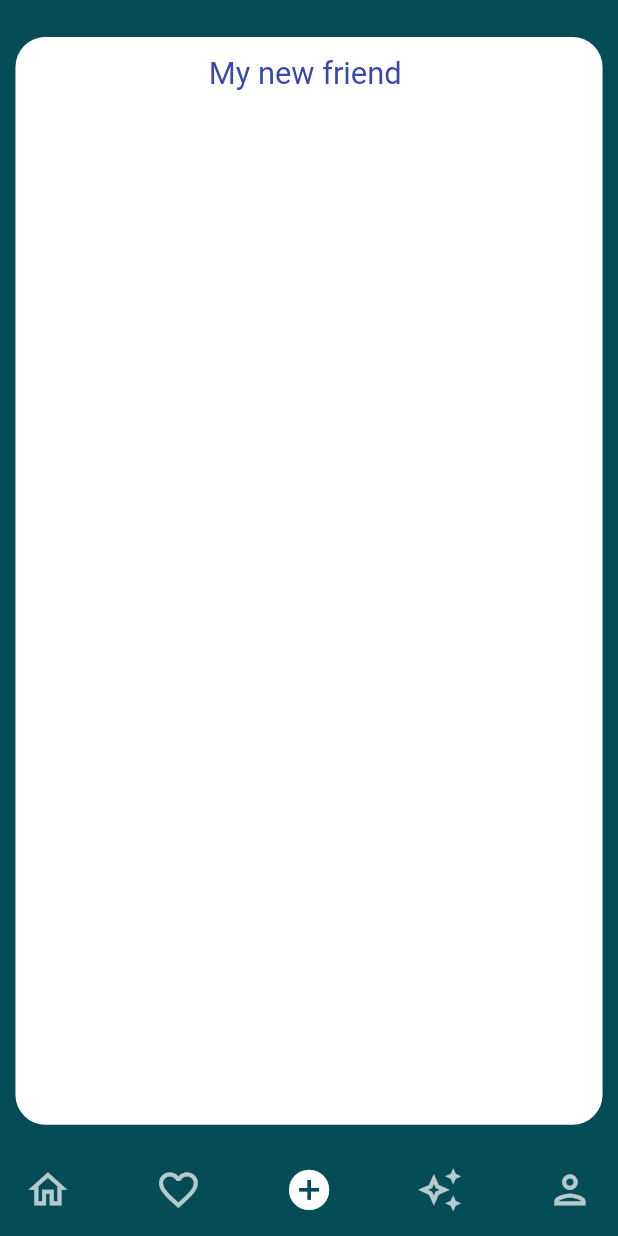
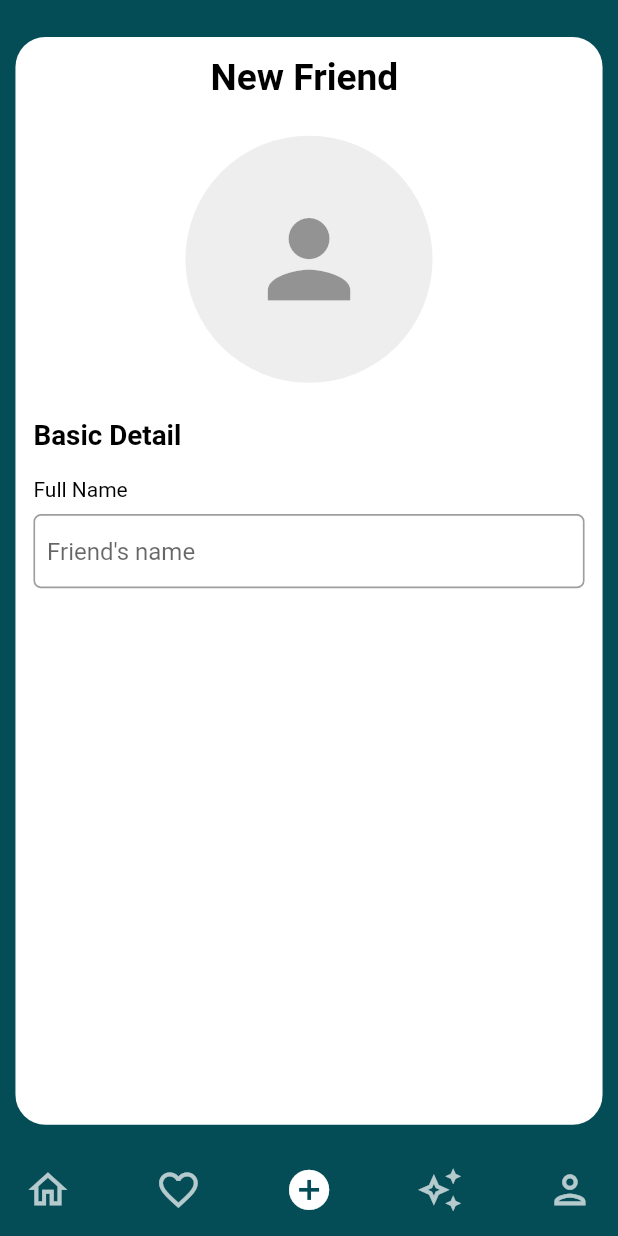
Before and after one commit to Alpha17-2/Friends_App, a Flutter app: the homeScreen screen opened directly, item 3 of the bottom bar chosen, on a phone screen of 412 x 824 dp. Run offline on Flutter 3.47's test engine with Material 2 defaults, Android fonts, the phone set to English and light mode, and no system bars; our stand-ins replace firebase_auth, firebase_core, flutter_spinkit, image_picker, ionicons; accounts and stored records are empty.

Commit message:
implementing UI

```diff
--- a/lib/Screens/addFriendScreen.dart
+++ b/lib/Screens/addFriendScreen.dart
@@ -1,21 +1,165 @@
+import 'dart:io';
 import 'package:firstapp/Helpers/deviceSize.dart';
 import 'package:flutter/material.dart';
-class addFriendScreen extends StatelessWidget {
+import 'package:image_picker/image_picker.dart';
+
+class addFriendScreen extends StatefulWidget {
+  @override
+  State<addFriendScreen> createState() => _addFriendScreenState();
+}
+
+class _addFriendScreenState extends State<addFriendScreen> {
+  TextEditingController about;
+  TextEditingController dob;
+  String dp;
+  TextEditingController edu;
+  TextEditingController gender;
+  TextEditingController interest;
+  bool isUploading;
+  final picker = ImagePicker();
+  TextEditingController profession;
+  TextEditingController title;
+  final _formKey = GlobalKey<FormState>();
+  File _imageFile;
+
+  @override
+  void dispose() {
+    title.dispose();
+    about.dispose();
+    edu.dispose();
+    gender.dispose();
+    profession.dispose();
+    interest.dispose();
+    dob.dispose();
+    super.dispose();
+  }
+
+  @override
+  void initState() {
+    // TODO: implement initState
+    super.initState();
+    title = TextEditingController();
+    about = TextEditingController();
+    dob = TextEditingController();
+    edu = TextEditingController();
+    gender = TextEditingController();
+    profession = TextEditingController();
+    interest = TextEditingController();
+    isUploading = false;
+  }
 
   @override
   Widget build(BuildContext context) {
+    Future pickImage() async {
+      final pickedFile = await picker.pickImage(source: ImageSource.gallery);
+      if (mounted) {
+        setState(() {
+          _imageFile = File(pickedFile.path);
+        });
+      }
+    }
+
+    dpExists() {
+      return CircleAvatar(
+        backgroundImage: FileImage(_imageFile),
+        radius: displayWidth(context) * 0.2,
+      );
+    }
+
+    dpNotExist() {
+      return CircleAvatar(
+        backgroundColor: Colors.grey[200],
+        child: Icon(
+          Icons.person,
+          size: displayWidth(context) * 0.2,
+          color: Colors.black38,
+        ),
+        radius: displayWidth(context) * 0.2,
+      );
+    }
+
     return Padding(
       padding: const EdgeInsets.all(12.0),
-      child: Column(
-        mainAxisAlignment: MainAxisAlignment.start,
-        crossAxisAlignment: CrossAxisAlignment.center,
-        children: [
-          Text("My new friend ",style: TextStyle(
-            color: Colors.indigo[600],
-            fontSize: displayWidth(context)*0.05,
-
-          ),),
-        ],
+      child: Form(
+        key: _formKey,
+        child: Column(
+          mainAxisAlignment: MainAxisAlignment.start,
+          crossAxisAlignment: CrossAxisAlignment.start,
+          children: [
+            Center(
+              child: Text(
+                "New Friend ",
+                style: TextStyle(
+                  color: Colors.black,
+                  fontWeight: FontWeight.bold,
+                  fontSize: displayWidth(context) * 0.06,
+                ),
+              ),
+            ),
+            Opacity(
+                opacity: 0,
+                child: Divider(
+                  height: displayHeight(context) * 0.03,
+                )),
+            Center(
+                child: GestureDetector(
+                    onTap: () => pickImage,
+                    child: (_imageFile != null) ? dpExists() : dpNotExist())),
+            Opacity(
+                opacity: 0,
+                child: Divider(
+                  height: displayHeight(context) * 0.03,
+                )),
+            Text(
+              'Basic Detail',
+              style: TextStyle(
+                color: Colors.black,
+                fontWeight: FontWeight.bold,
+                fontSize: displayWidth(context) * 0.045,
+              ),
+            ),
+            Opacity(
+                opacity: 0,
+                child: Divider(
+                  height: displayHeight(context) * 0.02,
+                )),
+            Text(
+              'Full Name',
+              style: TextStyle(color: Colors.black),
+            ),
+            Opacity(
+                opacity: 0,
+                child: Divider(
+                  height: displayHeight(context) * 0.01,
+                )),
+            Container(
+              height: displayHeight(context) * 0.06,
+              width: displayWidth(context),
+              decoration: BoxDecoration(
+                  borderRadius: BorderRadius.circular(5),
+                  border: Border.all(color: Colors.grey,width: 1.1)),
+              child: Padding(
+                padding: const EdgeInsets.only(top:10.0,left: 8.0,right: 8.0,bottom: 4.0),
+                child: Center(
+                  child: TextFormField(
+                    validator: (value) {
+                      if(value.isEmpty || value.length==0) return 'Cannot be empty';
+                      return null;
+                    },
+                    decoration: InputDecoration(
+                      hintText: 'Friend\'s name',
+                      border: InputBorder.none,
+                      focusedBorder: InputBorder.none,
+                      enabledBorder: InputBorder.none,
+                      errorBorder: InputBorder.none,
+                      disabledBorder: InputBorder.none,
+                    ),
+                  ),
+                ),
+              ),
+            )
+          ],
+        ),
       ),
     );
   }
```
